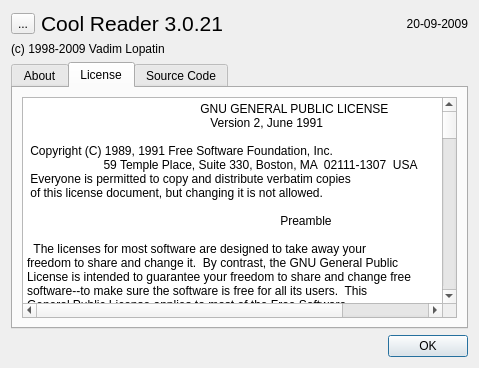
Before: the Qt Designer form trunk/src/aboutdlg.ui in buggins/coolreader, drawn with Qt 5.
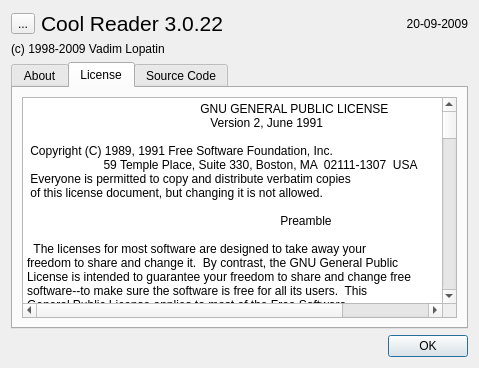
After: the same form once the commit is applied. The open tabs and pages were chosen to show the change. Icons and pictures are not drawn.

Diff of the .ui file:
```diff
--- a/trunk/src/aboutdlg.ui
+++ b/trunk/src/aboutdlg.ui
@@ -37,7 +37,7 @@
           </font>
          </property>
          <property name="text">
-          <string>Cool Reader 3.0.21</string>
+          <string>Cool Reader 3.0.22</string>
          </property>
         </widget>
        </item>
```
Left out of the diff: 12 changed lines with no effect on the pictures.
